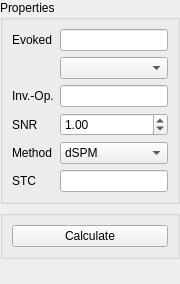
Qt form applications/mne_analyze/extensions/invmne/FormFiles/invmnecontrol.ui (LorenzE/mne-cpp) before a commit.
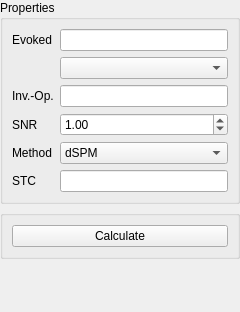
The same form after that commit.

Commit message: [MA-8] Beautifying MNEAnalyze. Minimum and Maximum width of Extension dock widgets are now defined in the .ui files.

Diff of the .ui file:
```diff
--- a/applications/mne_analyze/extensions/invmne/FormFiles/invmnecontrol.ui
+++ b/applications/mne_analyze/extensions/invmne/FormFiles/invmnecontrol.ui
@@ -6,16 +6,22 @@
    <rect>
     <x>0</x>
     <y>0</y>
-    <width>180</width>
-    <height>284</height>
+    <width>240</width>
+    <height>312</height>
    </rect>
   </property>
   <property name="minimumSize">
    <size>
-    <width>180</width>
+    <width>200</width>
     <height>0</height>
    </size>
   </property>
+  <property name="maximumSize">
+   <size>
+    <width>240</width>
+    <height>16777215</height>
+   </size>
+  </property>
   <property name="windowTitle">
    <string>MNE Control</string>
   </property>
```
The commit also changes 12 other files.
